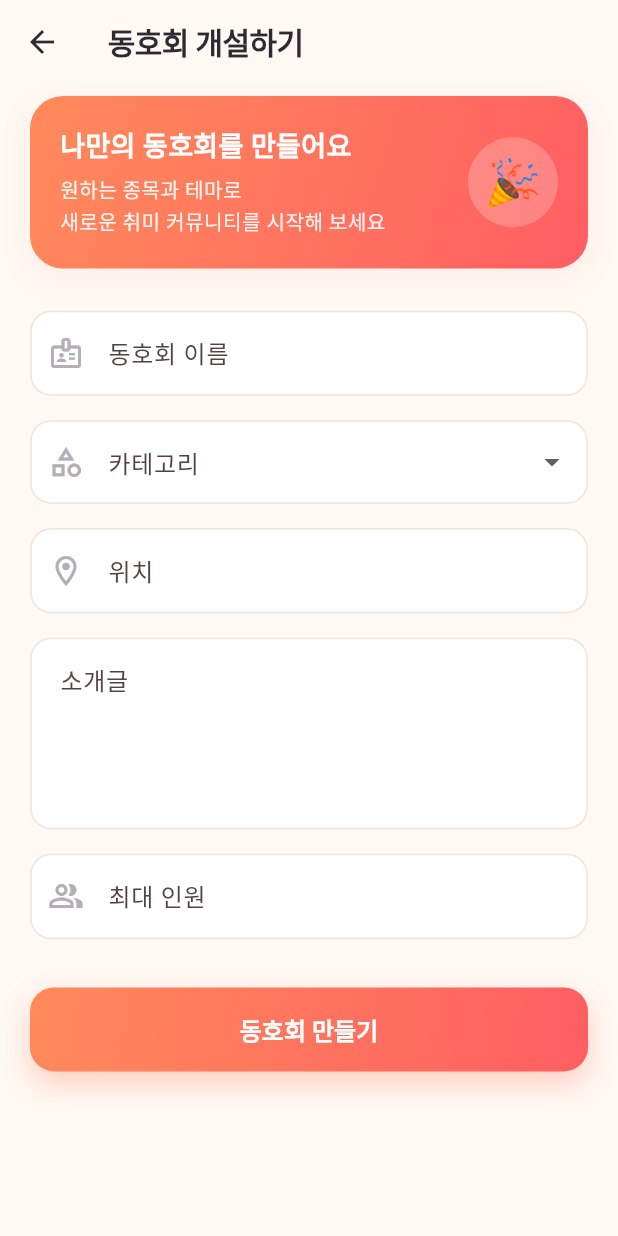
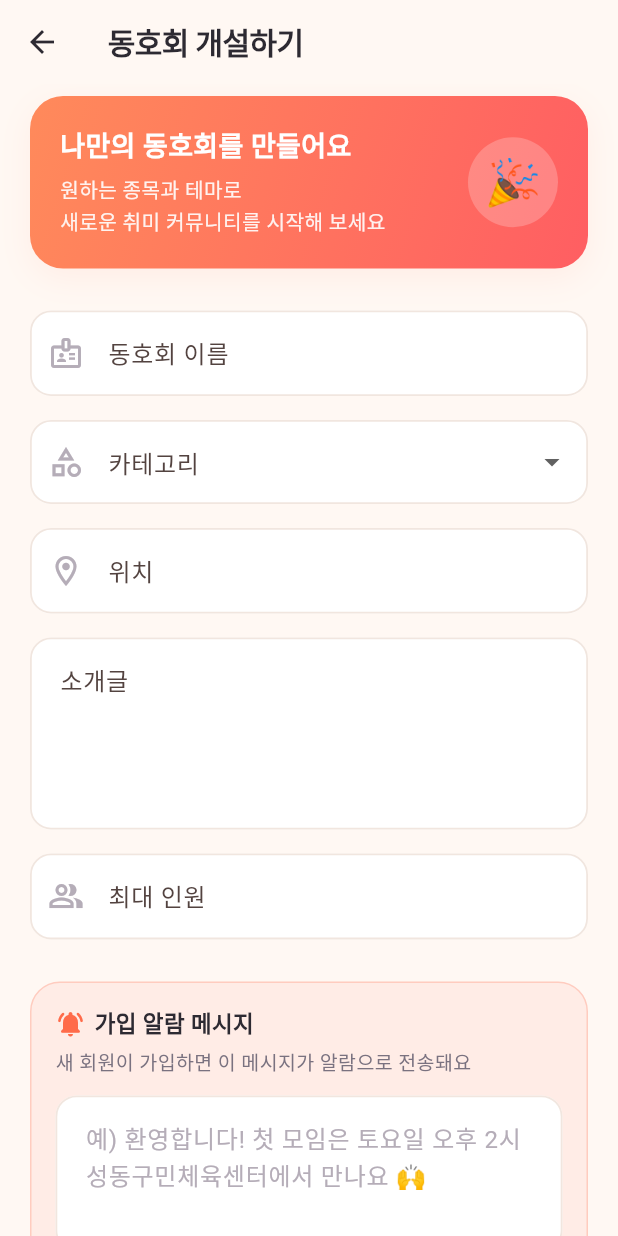
Before and after one commit to taetae0821/HABL, a Flutter app: the Formclub screen opened directly, on a phone screen of 412 x 824 dp. Run offline on Flutter 3.47's test engine with Material 3 defaults, Android fonts, the phone set to English and light mode, and no system bars; missing offline and left inert: kakao_flutter_sdk_user.

Commit message:
동호회 생성 폼 수정

```diff
--- a/lib/src/form_club.dart
+++ b/lib/src/form_club.dart
@@ -14,6 +14,7 @@ class _FormclubState extends State<Formclub> {
   final _locationController = TextEditingController();
   final _descriptionController = TextEditingController();
   final _maxMemberController = TextEditingController();
+  final _welcomeMessageController = TextEditingController(); // 가입 시 보낼 알람 메시지
 
   String? _selectedCategory;
 
@@ -23,6 +24,7 @@ class _FormclubState extends State<Formclub> {
     _locationController.dispose();
     _descriptionController.dispose();
     _maxMemberController.dispose();
+    _welcomeMessageController.dispose();
     super.dispose();
   }
 
@@ -128,6 +130,8 @@ class _FormclubState extends State<Formclub> {
                   return null;
                 },
               ),
+              const SizedBox(height: 28),
+              _buildWelcomeMessageBox(),
               const SizedBox(height: 32),
               SizedBox(
                 width: double.infinity,
@@ -157,6 +161,59 @@ class _FormclubState extends State<Formclub> {
             ],
           ),
         ),
+      ),
+    );
+  }
+
+  // 새 회원이 가입하면 알람으로 보낼 환영 메시지 입력 박스
+  // TODO: 동호회 생성 API 요청에 _welcomeMessageController.text 함께 전송
+  Widget _buildWelcomeMessageBox() {
+    return Container(
+      padding: const EdgeInsets.all(16),
+      decoration: BoxDecoration(
+        color: AppColors.primaryLight,
+        borderRadius: BorderRadius.circular(20),
+        border: Border.all(color: AppColors.primary.withValues(alpha: 0.25)),
+      ),
+      child: Column(
+        crossAxisAlignment: CrossAxisAlignment.start,
+        children: [
+          const Row(
+            children: [
+              Icon(
+                Icons.notifications_active_rounded,
+                color: AppColors.primary,
+                size: 20,
+              ),
+              SizedBox(width: 6),
+              Text(
+                '가입 알람 메시지',
+                style: TextStyle(
+                  fontSize: 15,
+                  fontWeight: FontWeight.w800,
+                  color: AppColors.textPrimary,
+                ),
+              ),
+            ],
+          ),
+          const SizedBox(height: 4),
+          const Text(
+            '새 회원이 가입하면 이 메시지가 알람으로 전송돼요',
+            style: TextStyle(fontSize: 13, color: AppColors.textSecondary),
+          ),
+          const SizedBox(height: 12),
+          TextFormField(
+            controller: _welcomeMessageController,
+            maxLines: 3,
+            maxLength: 100,
+            decoration: const InputDecoration(
+              hintText: '예) 환영합니다! 첫 모임은 토요일 오후 2시 성동구민체육센터에서 만나요 🙌',
+            ),
+            validator: (value) => (value == null || value.trim().isEmpty)
+                ? '가입 알람 메시지를 입력해주세요.'
+                : null,
+          ),
+        ],
       ),
     );
   }
```
